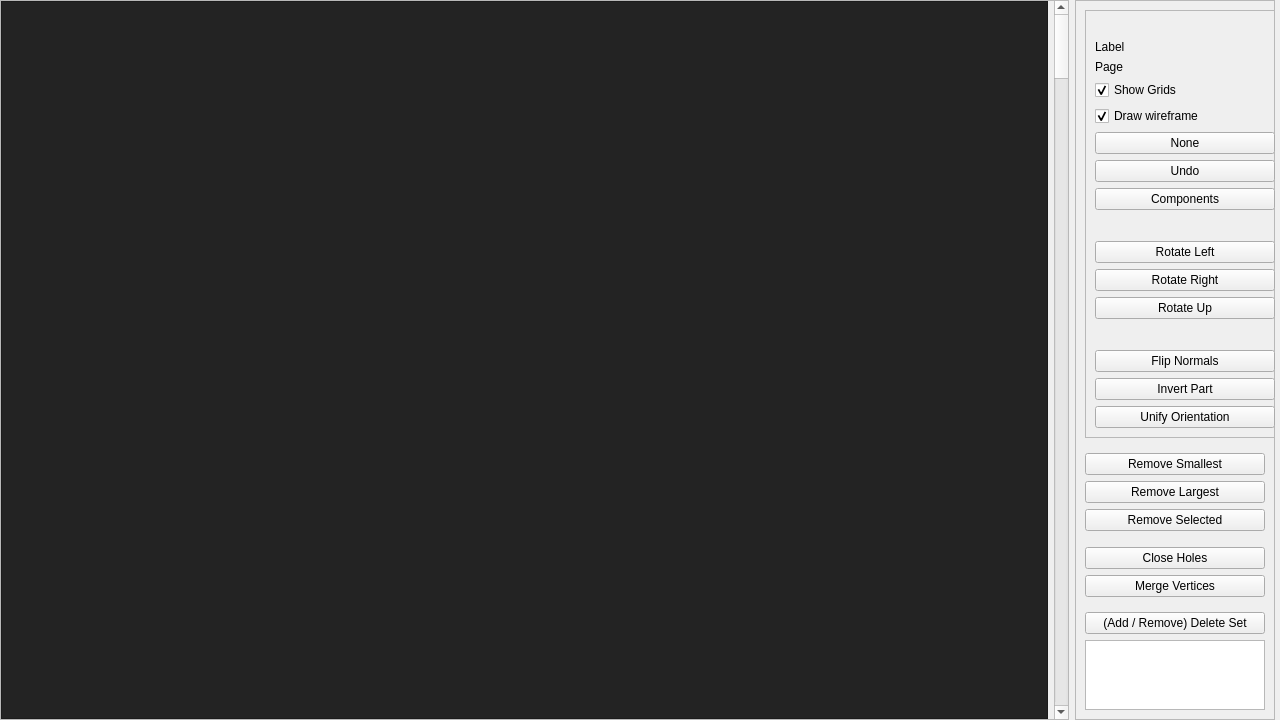
The window that ddtt/meshbrowser/meshbrowser.ui (ialhashim/ddtt-dev) describes before a commit, drawn with Qt 5.
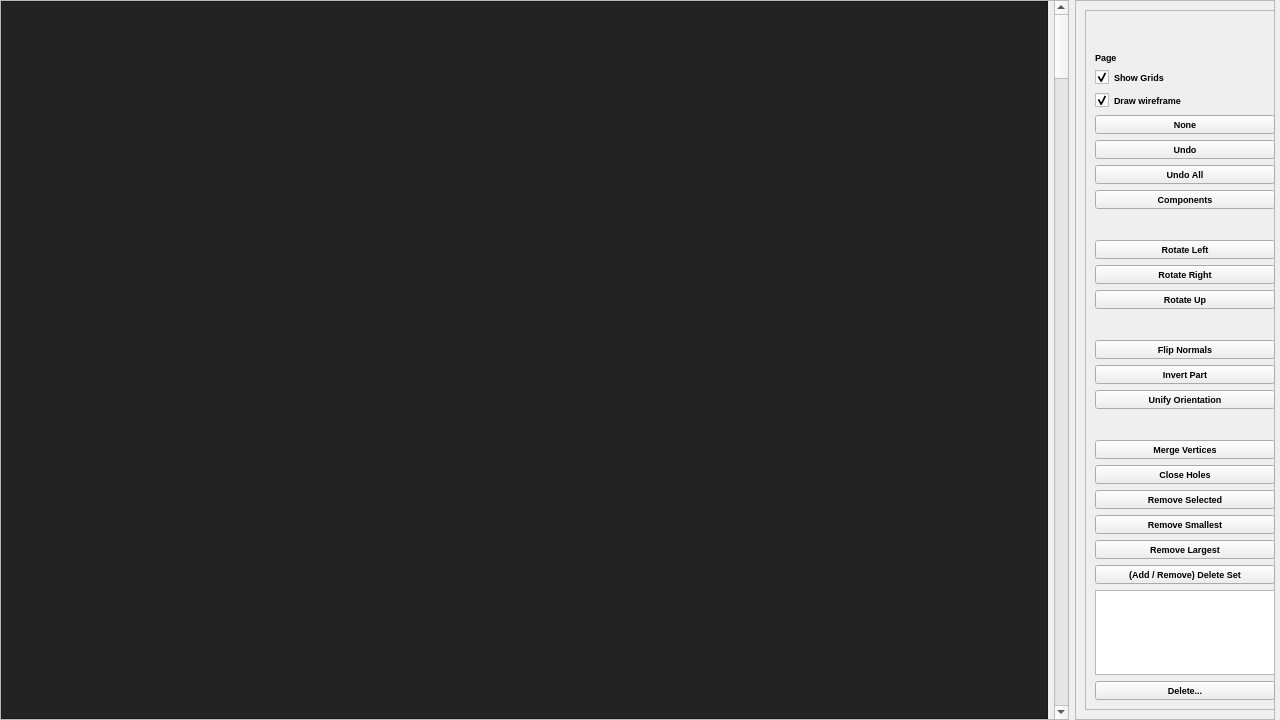
The same window after the commit.

```diff
--- a/ddtt/meshbrowser/meshbrowser.ui
+++ b/ddtt/meshbrowser/meshbrowser.ui
@@ -106,90 +106,6 @@
       <enum>QFrame::Raised</enum>
      </property>
      <layout class="QGridLayout" name="gridLayout_3">
-      <item row="3" column="0">
-       <widget class="QPushButton" name="removeLargest">
-        <property name="text">
-         <string>Remove Largest</string>
-        </property>
-       </widget>
-      </item>
-      <item row="8" column="0">
-       <spacer name="verticalSpacer_5">
-        <property name="orientation">
-         <enum>Qt::Vertical</enum>
-        </property>
-        <property name="sizeHint" stdset="0">
-         <size>
-          <width>20</width>
-          <height>40</height>
-         </size>
-        </property>
-       </spacer>
-      </item>
-      <item row="1" column="0">
-       <spacer name="verticalSpacer">
-        <property name="orientation">
-         <enum>Qt::Vertical</enum>
-        </property>
-        <property name="sizeHint" stdset="0">
-         <size>
-          <width>20</width>
-          <height>40</height>
-         </size>
-        </property>
-       </spacer>
-      </item>
-      <item row="9" column="0">
-       <widget class="QPushButton" name="addDelete">
-        <property name="text">
-         <string>(Add / Remove) Delete Set</string>
-        </property>
-       </widget>
-      </item>
-      <item row="2" column="0">
-       <widget class="QPushButton" name="removeSmallest">
-        <property name="text">
-         <string>Remove Smallest</string>
-        </property>
-       </widget>
-      </item>
-      <item row="5" column="0">
-       <spacer name="verticalSpacer_4">
-        <property name="orientation">
-         <enum>Qt::Vertical</enum>
-        </property>
-        <property name="sizeHint" stdset="0">
-         <size>
-          <width>20</width>
-          <height>40</height>
-         </size>
-        </property>
-       </spacer>
-      </item>
-      <item row="4" column="0">
-       <widget class="QPushButton" name="removeSelected">
-        <property name="text">
-         <string>Remove Selected</string>
-        </property>
-       </widget>
-      </item>
-      <item row="6" column="0">
-       <widget class="QPushButton" name="closeHoles">
-        <property name="text">
-         <string>Close Holes</string>
-        </property>
-       </widget>
-      </item>
-      <item row="10" column="0">
-       <widget class="QListWidget" name="deleteList">
-        <property name="maximumSize">
-         <size>
-          <width>16777215</width>
-          <height>100</height>
-         </size>
-        </property>
-       </widget>
-      </item>
       <item row="0" column="0">
        <widget class="QFrame" name="labelsFrame">
         <property name="minimumSize">
@@ -204,6 +120,13 @@
           <height>16777215</height>
          </size>
         </property>
+        <property name="font">
+         <font>
+          <pointsize>7</pointsize>
+          <weight>75</weight>
+          <bold>true</bold>
+         </font>
+        </property>
         <property name="frameShape">
          <enum>QFrame::StyledPanel</enum>
         </property>
@@ -211,27 +134,7 @@
          <enum>QFrame::Raised</enum>
         </property>
         <layout class="QGridLayout" name="gridLayout_4">
-         <item row="5" column="0">
-          <widget class="QPushButton" name="noneButton">
-           <property name="text">
-            <string>None</string>
-           </property>
-          </widget>
-         </item>
          <item row="12" column="0">
-          <spacer name="verticalSpacer_2">
-           <property name="orientation">
-            <enum>Qt::Vertical</enum>
-           </property>
-           <property name="sizeHint" stdset="0">
-            <size>
-             <width>20</width>
-             <height>40</height>
-            </size>
-           </property>
-          </spacer>
-         </item>
-         <item row="11" column="0">
           <widget class="QPushButton" name="rotateUp">
            <property name="text">
             <string>Rotate Up</string>
@@ -245,30 +148,6 @@
            </property>
           </widget>
          </item>
-         <item row="9" column="0">
-          <widget class="QPushButton" name="rotateLeft">
-           <property name="text">
-            <string>Rotate Left</string>
-           </property>
-          </widget>
-         </item>
-         <item row="10" column="0">
-          <widget class="QPushButton" name="rotateRight">
-           <property name="text">
-            <string>Rotate Right</string>
-           </property>
-          </widget>
-         </item>
-         <item row="3" column="0">
-          <widget class="QCheckBox" name="showGrids">
-           <property name="text">
-            <string>Show Grids</string>
-           </property>
-           <property name="checked">
-            <bool>true</bool>
-           </property>
-          </widget>
-         </item>
          <item row="2" column="0">
           <widget class="QLabel" name="curPage">
            <property name="text">
@@ -276,13 +155,133 @@
            </property>
           </widget>
          </item>
-         <item row="15" column="0">
+         <item row="6" column="0">
+          <widget class="QPushButton" name="undoButton">
+           <property name="text">
+            <string>Undo</string>
+           </property>
+          </widget>
+         </item>
+         <item row="8" column="0">
+          <widget class="QPushButton" name="componentsButton">
+           <property name="text">
+            <string>Components</string>
+           </property>
+          </widget>
+         </item>
+         <item row="3" column="0">
+          <widget class="QCheckBox" name="showGrids">
+           <property name="text">
+            <string>Show Grids</string>
+           </property>
+           <property name="checked">
+            <bool>true</bool>
+           </property>
+          </widget>
+         </item>
+         <item row="11" column="0">
+          <widget class="QPushButton" name="rotateRight">
+           <property name="text">
+            <string>Rotate Right</string>
+           </property>
+          </widget>
+         </item>
+         <item row="18" column="0">
+          <widget class="QPushButton" name="mergeVertices">
+           <property name="text">
+            <string>Merge Vertices</string>
+           </property>
+          </widget>
+         </item>
+         <item row="17" column="0">
+          <spacer name="verticalSpacer">
+           <property name="orientation">
+            <enum>Qt::Vertical</enum>
+           </property>
+           <property name="sizeHint" stdset="0">
+            <size>
+             <width>20</width>
+             <height>40</height>
+            </size>
+           </property>
+          </spacer>
+         </item>
+         <item row="23" column="0">
+          <widget class="QPushButton" name="removeSmallest">
+           <property name="text">
+            <string>Remove Smallest</string>
+           </property>
+          </widget>
+         </item>
+         <item row="5" column="0">
+          <widget class="QPushButton" name="noneButton">
+           <property name="text">
+            <string>None</string>
+           </property>
+          </widget>
+         </item>
+         <item row="16" column="0">
           <widget class="QPushButton" name="unifyOrientation">
            <property name="text">
             <string>Unify Orientation</string>
            </property>
           </widget>
          </item>
+         <item row="25" column="0">
+          <widget class="QPushButton" name="removeLargest">
+           <property name="text">
+            <string>Remove Largest</string>
+           </property>
+          </widget>
+         </item>
+         <item row="15" column="0">
+          <widget class="QPushButton" name="invertPart">
+           <property name="text">
+            <string>Invert Part</string>
+           </property>
+          </widget>
+         </item>
+         <item row="19" column="0">
+          <widget class="QPushButton" name="closeHoles">
+           <property name="text">
+            <string>Close Holes</string>
+           </property>
+          </widget>
+         </item>
+         <item row="22" column="0">
+          <widget class="QPushButton" name="removeSelected">
+           <property name="text">
+            <string>Remove Selected</string>
+           </property>
+          </widget>
+         </item>
+         <item row="13" column="0">
+          <spacer name="verticalSpacer_2">
+           <property name="orientation">
+            <enum>Qt::Vertical</enum>
+           </property>
+           <property name="sizeHint" stdset="0">
+            <size>
+             <width>20</width>
+             <height>40</height>
+            </size>
+           </property>
+          </spacer>
+         </item>
+         <item row="1" column="0">
+          <widget class="QLabel" name="curLabel">
+           <property name="text">
+            <string/>
+           </property>
+          </widget>
+         </item>
+         <item row="26" column="0">
+          <widget class="QPushButton" name="addDelete">
+           <property name="text">
+            <string>(Add / Remove) Delete Set</string>
+           </property>
+          </widget>
+         </item>
          <item row="4" column="0">
           <widget class="QCheckBox" name="drawWireframe">
            <property name="text">
@@ -293,64 +292,60 @@
            </property>
           </widget>
          </item>
-         <item row="13" column="0">
+         <item row="27" column="0">
+          <widget class="QListWidget" name="deleteList">
+           <property name="maximumSize">
+            <size>
+             <width>16777215</width>
+             <height>100</height>
+            </size>
+           </property>
+          </widget>
+         </item>
+         <item row="14" column="0">
           <widget class="QPushButton" name="flipNormals">
            <property name="text">
             <string>Flip Normals</string>
            </property>
           </widget>
          </item>
-         <item row="1" column="0">
-          <widget class="QLabel" name="curLabel">
+         <item row="10" column="0">
+          <widget class="QPushButton" name="rotateLeft">
            <property name="text">
-            <string>Label</string>
-           </property>
-          </widget>
-         </item>
-         <item row="8" column="0">
-          <spacer name="verticalSpacer_3">
-           <property name="orientation">
-            <enum>Qt::Vertical</enum>
-           </property>
-           <property name="sizeHint" stdset="0">
-            <size>
-             <width>20</width>
-             <height>40</height>
-            </size>
-           </property>
-          </spacer>
-         </item>
-         <item row="14" column="0">
-          <widget class="QPushButton" name="invertPart">
-           <property name="text">
-            <string>Invert Part</string>
-           </property>
-          </widget>
-         </item>
-         <item row="6" column="0">
-          <widget class="QPushButton" name="undoButton">
-           <property name="text">
-            <string>Undo</string>
+            <string>Rotate Left</string>
            </property>
           </widget>
          </item>
          <item row="7" column="0">
-          <widget class="QPushButton" name="componentsButton">
+          <widget class="QPushButton" name="undoAll">
            <property name="text">
-            <string>Components</string>
+            <string>Undo All</string>
+           </property>
+          </widget>
+         </item>
+         <item row="9" column="0">
+          <spacer name="verticalSpacer_3">
+           <property name="orientation">
+            <enum>Qt::Vertical</enum>
+           </property>
+           <property name="sizeHint" stdset="0">
+            <size>
+             <width>20</width>
+             <height>40</height>
+            </size>
+           </property>
+          </spacer>
+         </item>
+         <item row="28" column="0">
+          <widget class="QPushButton" name="deleteButton">
+           <property name="text">
+            <string>Delete...</string>
            </property>
           </widget>
          </item>
         </layout>
        </widget>
       </item>
-      <item row="7" column="0">
-       <widget class="QPushButton" name="mergeVertices">
-        <property name="text">
-         <string>Merge Vertices</string>
-        </property>
-       </widget>
-      </item>
      </layout>
     </widget>
    </item>
```
